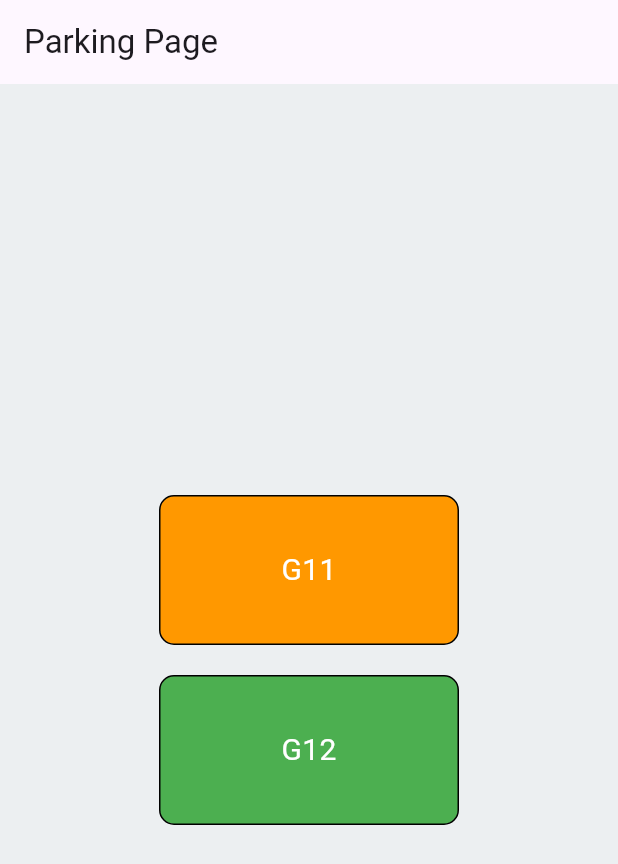
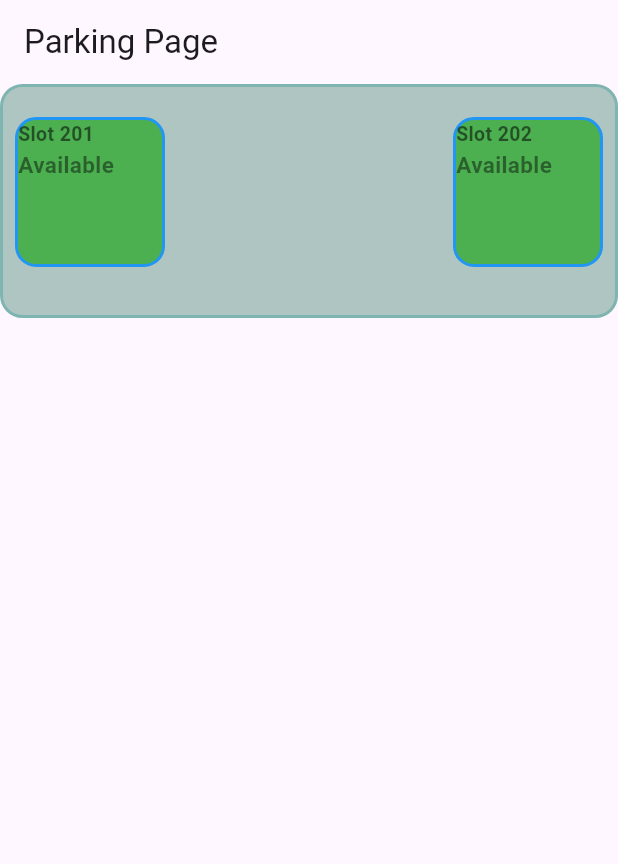
Before and after one commit to NavodyaD/parkinglot, a Flutter app: the screen it shows after launch, on a phone screen of 412 x 824 dp. Shown: the top 864 px of the screen. Run offline on Flutter 3.47's test engine with Material 3 defaults, Android fonts, the phone set to English and light mode, and no system bars; our stand-ins replace cloud_firestore, firebase_auth, firebase_core, firebase_database, geolocator, google_maps_flutter and 1 more; accounts and stored records are empty.

Commit message:
Real time slot state fetch & update when create booking
Real time slot state fetch & update when create booking

```diff
--- a/lib/screens/user/parking_details_page.dart
+++ b/lib/screens/user/parking_details_page.dart
@@ -1,5 +1,8 @@
 import 'package:flutter/material.dart';
 import 'package:parkinglot/screens/user/slot_booking_page.dart';
+import 'package:parkinglot/screens/user/slot_tile.dart';
+
+import '../../services/slotstate_services.dart';
 
 class ParkingDetailsPage extends StatefulWidget {
   @override
@@ -9,72 +12,78 @@ class ParkingDetailsPage extends StatefulWidget {
 class _ParkingDetailsPageState extends State<ParkingDetailsPage> {
 
   // slot IDs
-  final String slotId1 = 'G11';
-  final String slotId2 = 'G12';
+  final String slotId1 = '201';
+  final String slotId2 = '202';
+
+  final SlotService slotService = SlotService();
 
   @override
   Widget build(BuildContext context) {
     return Scaffold(
       appBar: AppBar(title: Text('Parking Page')),
-      body: Container(
-        color: Colors.blueGrey[50],
-        child: Center(
+      body: Column(
+        children: [
+          Container(
+            padding: EdgeInsets.only(top: 20, bottom: 20, left: 8, right: 8),
+            decoration: BoxDecoration(
+              color: Color(0xFFAEC5C2),
+              border: Border.all(color: Color(0xFF7FB5B0), width: 2),
+              borderRadius: BorderRadius.circular(15),
+            ),
             child: Column(
-            mainAxisAlignment: MainAxisAlignment.center,
-            crossAxisAlignment: CrossAxisAlignment.center,
+              crossAxisAlignment: CrossAxisAlignment.start,
               children: [
-              // G11 parking slot
-              GestureDetector(
-                onTap: () {
-                  Navigator.pushNamed(context, '/booking', arguments: slotId1);
-                },
-                child: Container(
-                  width: 200,
-                  height: 100,
-                  decoration: BoxDecoration(
-                    border: Border.all(color: Colors.black),
-                    color: Colors.orange, // Bg color
-                    borderRadius: BorderRadius.circular(10),
+                // 2 slots as a row
+                Row(
+                  mainAxisAlignment: MainAxisAlignment.spaceBetween,
+                  children: [
+                    _buildParkingSlot(201),
+                    SizedBox(width: 8),
+                    _buildParkingSlot(202),
+                  ],
                 ),
-                  alignment: Alignment.center,
-                  child: Text(
-                    slotId1,
-                    style: TextStyle(fontSize: 20, color: Colors.white),
+                SizedBox(height: 12),
+              ],
             ),
           ),
-              ),
-              SizedBox(height: 20),
-              // G12 parking slot
-              GestureDetector(
+        ],
+      )
+    );
+  }
+
+  // build slots
+  Widget _buildParkingSlot(int slotNum) {
+    return StreamBuilder<String>(
+      stream: slotService.getSlotStatus(slotNum),
+      builder: (context, snapshot) {
+        if (snapshot.connectionState == ConnectionState.waiting) {
+          return Center(child: CircularProgressIndicator());
+        }
+        if (snapshot.hasError) {
+          return Center(child: Text('Error loading slot details'));
+        }
+
+        String slotStatus = snapshot.data ?? "available";
+
+        return GestureDetector(
           onTap: () {
-                  // Pass the slotId when navigating to BookingPage
-                  String slotId = 'G11'; // Replace with your dynamic slot ID
             Navigator.push(
               context,
               MaterialPageRoute(
-                      builder: (context) => BookingPage(slotId: slotId),
+                builder: (context) => BookingPage(slotId: slotNum),
               ),
             );
           },
           child: Container(
-                  width: 200,
             height: 100,
-                  decoration: BoxDecoration(
-                    border: Border.all(color: Colors.black), // Border
-                    color: Colors.green, // Background color of the container
-                    borderRadius: BorderRadius.circular(10),
-                  ),
-                  alignment: Alignment.center,
-                  child: Text(
-                    slotId2,
-                    style: TextStyle(fontSize: 20, color: Colors.white),
-                  ),
-                ),
-              ),
-            ],
-          ),
+            width: 100,
+            child: ParkingSlotWidget(
+              slotStatus: slotStatus,
+              slotNumber: slotNum,
             ),
           ),
         );
+      },
+    );
   }
 }
--- a/lib/screens/user/slot_tile.dart
+++ b/lib/screens/user/slot_tile.dart
@@ -1,14 +1,14 @@
 import 'package:flutter/material.dart';
 
-class ParkingSlotTile extends StatelessWidget {
+class ParkingSlotWidget extends StatelessWidget {
   final int slotNumber;
   final String slotStatus;
 
-  ParkingSlotTile({required this.slotNumber, required this.slotStatus});
+  ParkingSlotWidget({required this.slotNumber, required this.slotStatus});
 
   @override
   Widget build(BuildContext context) {
-    // define color and image visibility based on slotStatus
+    // define color and icon visibility based on slotStatus
     Color slotBgColor;
     bool showIcon;
 
@@ -33,7 +33,7 @@ class ParkingSlotTile extends StatelessWidget {
         children: [
           Row(
             children: [
-              if (showIcon) // control the img visibility
+              if (showIcon) // control the visibility of icon
                 Padding(
                   padding: const EdgeInsets.all(8.0),
                   child: Icon(Icons.directions_car_filled, color: Colors.white,)
@@ -46,13 +46,17 @@ class ParkingSlotTile extends StatelessWidget {
                     style: TextStyle(fontSize: 13, fontWeight: FontWeight.bold, color: Colors.black54),
                   ),
                   Text(
-                    slotStatus == 'available'
-                        ? 'Available'
-                        : slotStatus == 'vehicleParked'
-                        ? 'Parked'
-                        : 'Booked',
+                    (() {
+                      if (slotStatus == 'available') {
+                        return 'Available';
+                      } else if (slotStatus == 'vehicleParked') {
+                        return 'Parked';
+                      } else {
+                        return 'Booked';
+                      }
+                    })(),
                     style: TextStyle(fontSize: 15, fontWeight: FontWeight.bold, color: Colors.black45),
-                  ),
+                  )
                 ],
               ),
             ],
--- /dev/null
+++ b/lib/services/slotstate_services.dart
@@ -0,0 +1,20 @@
+import 'package:firebase_database/firebase_database.dart';
+
+class SlotService {
+  final DatabaseReference _dbRef = FirebaseDatabase.instance.ref().child('slots');
+
+  // Function to get the states of slots
+  Stream<String> getSlotStatus(int slotNumber) {
+    return _dbRef.child(slotNumber.toString()).onValue.map((event) {
+      if (event.snapshot.value != null) {
+        return event.snapshot.value as String;
+      }
+      return "available"; // set default as 'available'
+    });
+  }
+
+  // function to update the slot status when creating a booking
+  Future<void> updateSlotStatus(int slotNumber, String status) async {
+    await _dbRef.child(slotNumber.toString()).set(status);
+  }
+}
--- a/pubspec.yaml
+++ b/pubspec.yaml
@@ -39,6 +39,7 @@ dependencies:
   location: ^7.0.1
   geolocator: ^13.0.2
   intl: ^0.20.2
+  firebase_database: ^11.3.1
 
 
   # The following adds the Cupertino Icons font to your application.
```
Also changed, not shown: lib/screens/user/slot_booking_page.dart (+24 -5 lines), pubspec.lock, 1 other file. Lines whose indentation alone changed are shown as unchanged.
